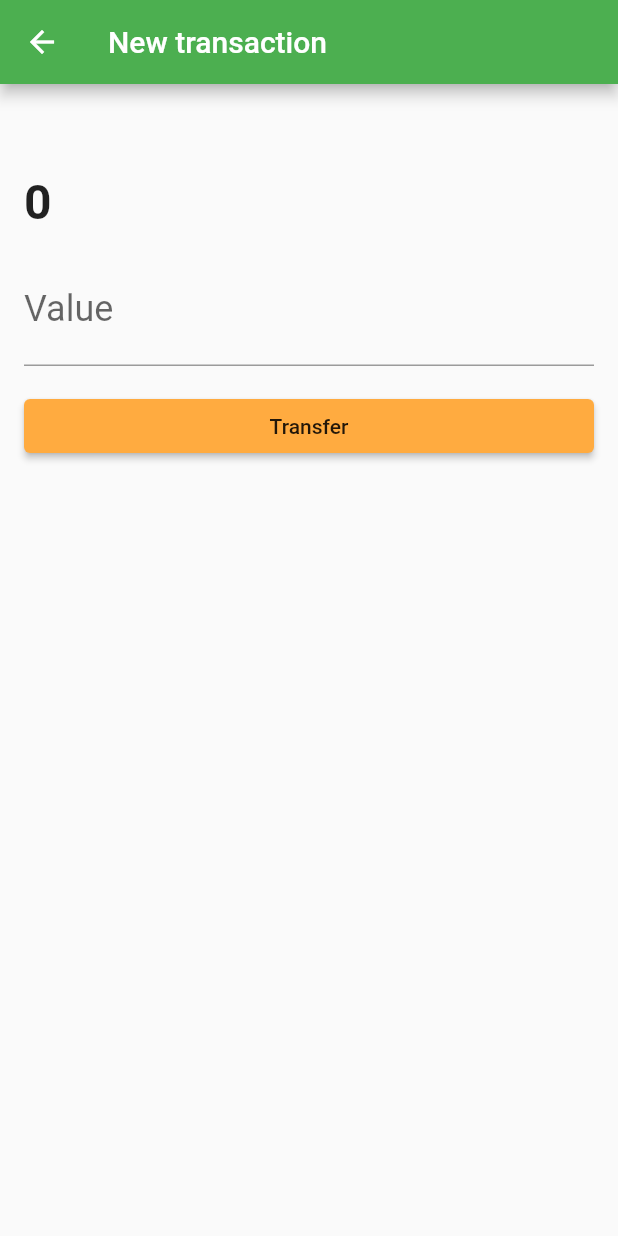
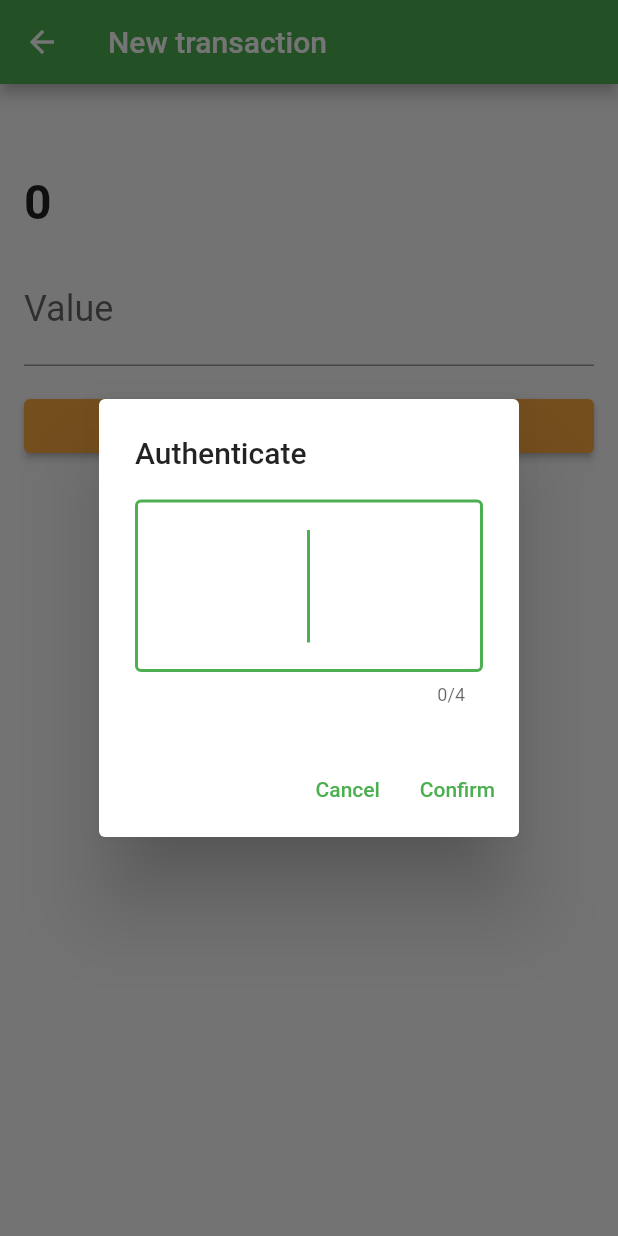
Before and after one commit to dnokaneda/flutter-bytebank, a Flutter app: the Transaction_form screen opened directly with empty values, after a tap on "Transfer", on a phone screen of 412 x 824 dp. Run offline on Flutter 3.47's test engine with Material 2 defaults, Android fonts, the phone set to English and light mode, and no system bars; our stand-ins replace sqflite; missing offline and left inert: http_interceptor; accounts and stored records are empty.

Commit message:
Curso 04: módulo 01

```diff
--- a/lib/api/transaction_webcliente.dart
+++ b/lib/api/transaction_webcliente.dart
@@ -11,14 +11,14 @@ class TransactionWebClient {
     return transactions;
   }
 
-  Future<Transaction_new> save(Transaction_new transaction) async {
+  Future<Transaction_new> save(Transaction_new transaction, String password) async {
     final String transactionJson = jsonEncode(transaction.toJson());
 
     final Response res = await client.post(
       apiUrl,
       headers: {
         'Content-type': 'application/json',
-        'password': '2000',
+        'password': password,
       },
       body: transactionJson,
     ).timeout(timeout);
--- /dev/null
+++ b/lib/components/transaction_auth_dialog.dart
@@ -0,0 +1,52 @@
+import 'package:flutter/material.dart';
+
+class Transaction_Auth_Dialog extends StatefulWidget {
+  final Function(String password) onConfirm;
+
+  const Transaction_Auth_Dialog({
+    Key? key,
+    required this.onConfirm,
+  }) : super(key: key);
+
+  @override
+  State<StatefulWidget> createState() => _Transaction_Auth_Dialog();
+}
+
+class _Transaction_Auth_Dialog extends State<Transaction_Auth_Dialog> {
+
+  final TextEditingController _passwordController = TextEditingController();
+
+  @override
+  Widget build(BuildContext context) {
+    return AlertDialog(
+        title: const Text('Authenticate'),
+        content: TextField(
+          controller: _passwordController,
+          obscureText: true,
+          autofocus: true,
+          maxLength: 4,
+          textAlign: TextAlign.center,
+          decoration: InputDecoration(
+            border: OutlineInputBorder(),
+          ),
+          keyboardType: TextInputType.number,
+          style: TextStyle(fontSize: 64, letterSpacing: 16),
+        ),
+        actions: <Widget>[
+          TextButton(
+            child: const Text('Cancel'),
+            onPressed: () {
+              Navigator.pop(context);
+            },
+          ),
+          TextButton(
+            child: const Text('Confirm'),
+            onPressed: () {
+              widget.onConfirm(_passwordController.text);
+              Navigator.pop(context);
+            },
+          ),
+        ],
+      );
+  }
+}
--- a/lib/screen/transaction_form.dart
+++ b/lib/screen/transaction_form.dart
@@ -1,8 +1,8 @@
 import 'package:bytebank/api/transaction_webcliente.dart';
-import 'package:bytebank/screen/dashboard.dart';
 import 'package:flutter/material.dart';
 import 'package:bytebank/components/contact_new.dart';
 import 'package:bytebank/components/transaction_new.dart';
+import 'package:bytebank/components/transaction_auth_dialog.dart';
 
 class Transaction_form extends StatefulWidget {
   final Contact_new contact;
@@ -60,19 +60,21 @@ class _TransactionFormState extends State<Transaction_form> {
                   width: double.maxFinite,
                   child: ElevatedButton(
                     child: Text('Transfer'), onPressed: () {
-
-                      final Transaction_new transactionCreated = Transaction_new(
-                        value: double.parse(_valueController.text),
-                        contact:  widget.contact.name,
-                        accountNumber:  widget.contact.accountNumber,
+                      showDialog(
+                        context: context,
+                        builder: (contextDialog) {
+                          return Transaction_Auth_Dialog(
+                            onConfirm: (String password) {
+                              final Transaction_new transactionCreated = Transaction_new(
+                                value: double.parse(_valueController.text),
+                                contact:  widget.contact.name,
+                                accountNumber:  widget.contact.accountNumber,
+                              );
+                              _save(transactionCreated, password, context, _webClient);
+                            },
+                          );
+                        },
                       );
-
-                      _webClient.save(transactionCreated);
-
-                      Navigator.of(context).push(
-                        MaterialPageRoute(builder: (context) => Dashboard())
-                      );
-
                   },
                   ),
                 ),
@@ -84,3 +86,14 @@ class _TransactionFormState extends State<Transaction_form> {
     );
   }
 }
+
+void _save (
+  Transaction_new transactionCreated,
+  String password,
+  BuildContext context,
+  TransactionWebClient _webClient
+) async {
+  // debugPrint(password);
+  _webClient.save(transactionCreated, password);
+  Navigator.pop(context);
+}
```
